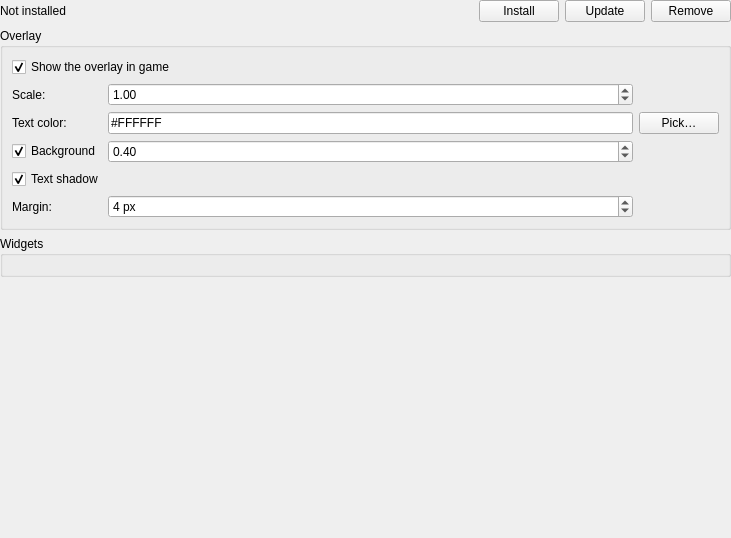
Above: launcher/ui/pages/instance/PhiHudPage.ui from Toutourina0110/PhiLauncher before the change. Below: the same form after it.
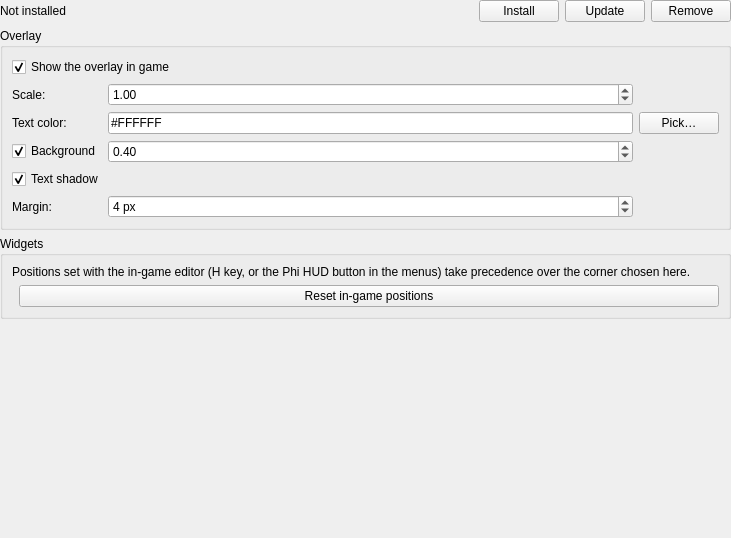
That is the form after the change.

Commit message:
feat(phihud): in-game editor, Phi title screen, free widget positions
Config v2 adds per-widget x/y fractions set by dragging widgets in the
new editor screen (key H, or the Phi HUD button on the title and pause
menus); readers and writers preserve keys they do not own, so the
launcher and the mod no longer overwrite each other. The title screen
shows the Phi logo, a Phi splash and a Phi Launcher badge. The HUD page
displays in-game positions and can reset them; the jars are refreshed by
a custom target so they ship even when the launcher itself is unchanged.

```diff
--- a/launcher/ui/pages/instance/PhiHudPage.ui
+++ b/launcher/ui/pages/instance/PhiHudPage.ui
@@ -226,7 +226,39 @@
          <property name="title">
           <string>Widgets</string>
          </property>
-         <layout class="QGridLayout" name="widgetsLayout"/>
+         <layout class="QVBoxLayout" name="widgetsOuterLayout">
+          <item>
+           <widget class="QLabel" name="widgetsHint">
+            <property name="text">
+             <string>Positions set with the in-game editor (H key, or the Phi HUD button in the menus) take precedence over the corner chosen here.</string>
+            </property>
+            <property name="wordWrap">
+             <bool>true</bool>
+            </property>
+           </widget>
+          </item>
+          <item>
+           <layout class="QGridLayout" name="widgetsLayout"/>
+          </item>
+          <item>
+           <layout class="QHBoxLayout" name="widgetsButtons">
+            <item>
+             <spacer name="widgetsSpacer">
+              <property name="orientation">
+               <enum>Qt::Orientation::Horizontal</enum>
+              </property>
+             </spacer>
+            </item>
+            <item>
+             <widget class="QPushButton" name="resetPositionsButton">
+              <property name="text">
+               <string>Reset in-game positions</string>
+              </property>
+             </widget>
+            </item>
+           </layout>
+          </item>
+         </layout>
         </widget>
        </item>
        <item>
```
The commit also changes 26 other files.
